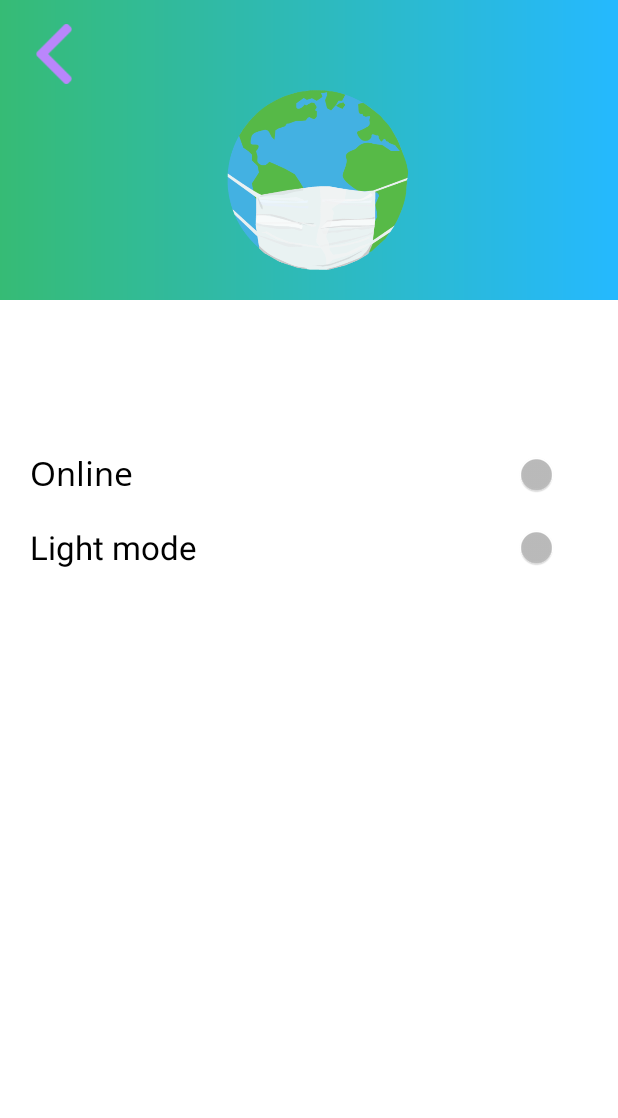
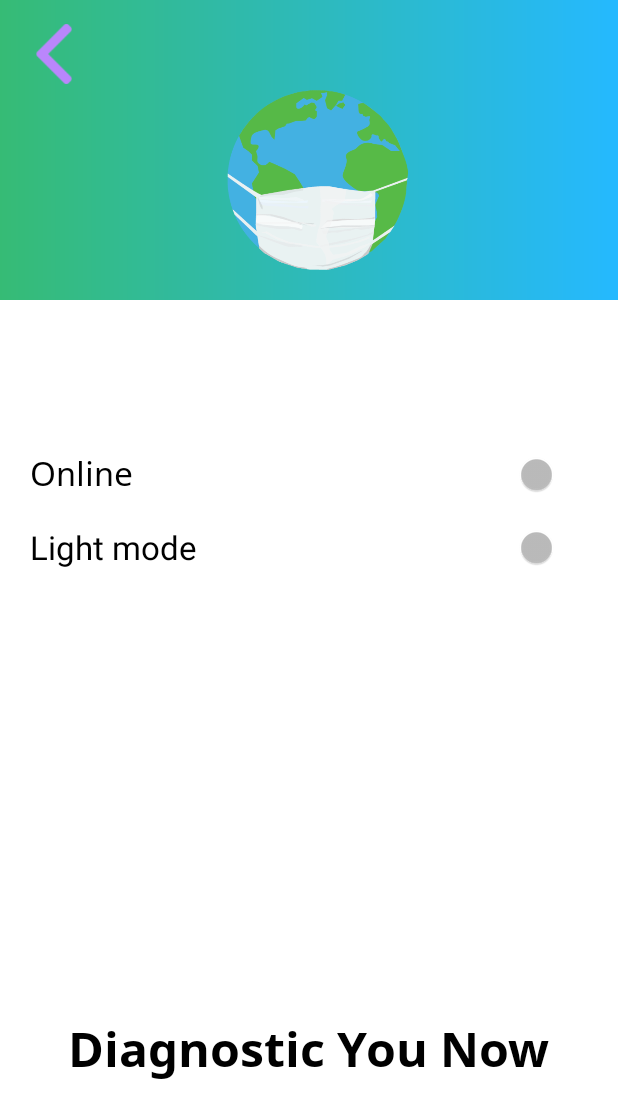
Before and after one commit to OchianIulian/Save-you, an Android app: the fragment SettingsFragment shown on its own in the app's theme, on a phone screen of 412 x 824 dp. Shown: the top 1118 px of the screen. Run offline under Robolectric (Android 15) with nearby library versions, the phone set to English and light mode, and no system bars; 1 statement that could not run was skipped.

Commit message:
Refactore the code and correct strings

```diff
--- a/app/src/main/java/com/flamecode/itfest/ui/base/MapFragment.kt
+++ b/app/src/main/java/com/flamecode/itfest/ui/base/MapFragment.kt
@@ -48,6 +48,7 @@ class MapFragment : Fragment(), OnMapReadyCallback {
 
         googleMap.mapType = GoogleMap.MAP_TYPE_NORMAL
         googleMap.uiSettings.isCompassEnabled = true
+        googleMap.uiSettings.isZoomControlsEnabled = true
 
         fusedLocationClient = LocationServices.getFusedLocationProviderClient(context!!)
 
--- a/app/src/main/java/com/flamecode/itfest/ui/base/UtilsMapFragment.kt
+++ b/app/src/main/java/com/flamecode/itfest/ui/base/UtilsMapFragment.kt
@@ -1,10 +1,10 @@
 package com.flamecode.itfest.ui.base
 
 import android.os.Bundle
-import androidx.fragment.app.Fragment
 import android.view.LayoutInflater
 import android.view.View
 import android.view.ViewGroup
+import androidx.fragment.app.Fragment
 import com.flamecode.itfest.R
 
 class UtilsMapFragment : Fragment() {
--- a/app/src/main/java/com/flamecode/itfest/ui/settings/SettingsFragment.kt
+++ b/app/src/main/java/com/flamecode/itfest/ui/settings/SettingsFragment.kt
@@ -1,14 +1,16 @@
 package com.flamecode.itfest.ui.settings
 
 import android.os.Bundle
-import androidx.fragment.app.Fragment
 import android.view.LayoutInflater
 import android.view.View
 import android.view.ViewGroup
-import android.widget.CompoundButton
 import android.widget.Switch
+import android.widget.TextView
+import androidx.fragment.app.Fragment
 import androidx.transition.TransitionInflater
 import com.flamecode.itfest.R
+import com.flamecode.itfest.manager.FragmentManager
+import com.flamecode.itfest.ui.base.DiagnosticFragment
 
 class SettingsFragment : Fragment() {
 
@@ -19,33 +21,38 @@ class SettingsFragment : Fragment() {
         exitTransition = inflater.inflateTransition(R.transition.slide_right)
     }
 
-    private lateinit var switch_online : Switch
-    private lateinit var switch_dark: Switch
+    private lateinit var switchOnline: Switch
+    private lateinit var switchDark: Switch
+    private lateinit var diagnosticTextView : TextView
 
     override fun onCreateView(
         inflater: LayoutInflater, container: ViewGroup?,
         savedInstanceState: Bundle?
     ): View? {
-        // Inflate the layout for this fragment
-         val view =inflater.inflate(R.layout.fragment_settings, container, false)
+
+        val view = inflater.inflate(R.layout.fragment_settings, container, false)
         getData(view)
 
-        switch_online.setOnClickListener{
-            if(switch_online.isChecked){
-                switch_online.text = "Online"
+        switchOnline.setOnClickListener {
+
+            if (switchOnline.isChecked) {
+
+                switchOnline.text = "Online"
                 //TODO: se trece la modul online
             } else {
-                switch_online.text = "Offline"
+                switchOnline.text = "Offline"
                 //TODO: se trece la modul offline
             }
         }
 
-        switch_dark.setOnClickListener{
-            if(switch_dark.isChecked){
-                switch_dark.text = "Dark mode"
+        switchDark.setOnClickListener {
+
+            if (switchDark.isChecked) {
+
+                switchDark.text = "Dark mode"
                 //TODO: se trece la modul dark
             } else {
-                switch_dark.text = "LightMode"
+                switchDark.text = "LightMode"
                 //TODO: se trece la modul light
             }
         }
@@ -53,7 +60,14 @@ class SettingsFragment : Fragment() {
     }
 
     private fun getData(view: View) {
-        switch_online = view.findViewById(R.id.switch_online)
-        switch_dark = view.findViewById(R.id.switch_dark)
+
+        switchOnline = view.findViewById(R.id.switch_online)
+        switchDark = view.findViewById(R.id.switch_dark)
+        diagnosticTextView = view.findViewById(R.id.diagnosticTextView)
+
+        diagnosticTextView.setOnClickListener {
+
+            FragmentManager(childFragmentManager).addFragment(DiagnosticFragment())
+        }
     }
 }
--- a/app/src/main/res/layout/fragment_second_stade.xml
+++ b/app/src/main/res/layout/fragment_second_stade.xml
@@ -5,10 +5,4 @@
     android:layout_height="match_parent"
     tools:context=".ui.base.Diagnostics.SecondStadeFragment">
 
-    <!-- TODO: Update blank fragment layout -->
-    <TextView
-        android:layout_width="match_parent"
-        android:layout_height="match_parent"
-        android:text="@string/hello_blank_fragment" />
-
 </FrameLayout>
--- a/app/src/main/res/layout/fragment_settings.xml
+++ b/app/src/main/res/layout/fragment_settings.xml
@@ -1,10 +1,10 @@
 <?xml version="1.0" encoding="utf-8"?>
 <androidx.constraintlayout.widget.ConstraintLayout xmlns:android="http://schemas.android.com/apk/res/android"
+    xmlns:app="http://schemas.android.com/apk/res-auto"
     xmlns:tools="http://schemas.android.com/tools"
-    xmlns:app="http://schemas.android.com/apk/res-auto"
-    android:background="@color/white"
     android:layout_width="match_parent"
     android:layout_height="match_parent"
+    android:background="@color/white"
     tools:context=".ui.settings.SettingsFragment"
     tools:ignore="UseSwitchCompatOrMaterialXml">
 
@@ -16,55 +16,52 @@
         android:src="@drawable/rectangle"
         app:layout_constraintEnd_toEndOf="parent"
         app:layout_constraintStart_toStartOf="parent"
-        app:layout_constraintTop_toTopOf="parent"
-         />
+        app:layout_constraintTop_toTopOf="parent" />
 
 
     <Button
-        android:background="@drawable/goback"
         android:layout_width="40dp"
         android:layout_height="40dp"
-        app:layout_constraintTop_toTopOf="parent"
+        android:layout_marginStart="16dp"
         android:layout_marginTop="16dp"
+        android:background="@drawable/goback"
         app:layout_constraintStart_toStartOf="parent"
-        android:layout_marginStart="16dp"
-        />
+        app:layout_constraintTop_toTopOf="parent" />
 
     <Switch
         android:id="@+id/switch_online"
         android:layout_width="match_parent"
         android:layout_height="wrap_content"
+        android:layout_marginStart="20dp"
+        android:layout_marginTop="300dp"
+        android:layout_marginEnd="20dp"
+        android:fontFamily="@font/notosans_regular"
+        android:text="Online"
         android:textColor="@color/black"
         android:textSize="22sp"
-        android:text="Online"
-        android:fontFamily="@font/notosans_regular"
-        android:layout_marginStart="20dp"
-        android:layout_marginEnd="20dp"
         app:layout_constraintEnd_toEndOf="parent"
         app:layout_constraintStart_toStartOf="parent"
-        app:layout_constraintTop_toTopOf="parent"
-        android:layout_marginTop="300dp"/>
+        app:layout_constraintTop_toTopOf="parent" />
 
     <ImageView
         android:layout_width="match_parent"
         android:layout_height="120dp"
+        android:layout_marginTop="60dp"
+        android:layout_marginEnd="20dp"
         android:src="@drawable/logo"
         app:layout_constraintEnd_toEndOf="parent"
-        app:layout_constraintTop_toTopOf="parent"
-        android:layout_marginEnd="20dp"
-        android:layout_marginTop="60dp"
         app:layout_constraintStart_toStartOf="parent"
-        />
+        app:layout_constraintTop_toTopOf="parent" />
 
     <TextView
         android:layout_width="wrap_content"
         android:layout_height="wrap_content"
+        android:layout_marginTop="16dp"
+        android:textColor="@color/white"
         android:textSize="20sp"
-        android:textColor="@color/white"
+        app:layout_constraintEnd_toEndOf="parent"
         app:layout_constraintStart_toStartOf="parent"
-        app:layout_constraintEnd_toEndOf="parent"
         app:layout_constraintTop_toTopOf="parent"
-        android:layout_marginTop="16dp"
 
         />
 
@@ -72,16 +69,28 @@
         android:id="@+id/switch_dark"
         android:layout_width="match_parent"
         android:layout_height="wrap_content"
+        android:layout_marginStart="20dp"
         android:layout_marginTop="350dp"
+        android:layout_marginEnd="20dp"
         android:text="Light mode"
-        android:layout_marginStart="20dp"
-        android:layout_marginEnd="20dp"
         android:textColor="@color/black"
         android:textSize="22sp"
+        app:layout_constraintEnd_toEndOf="parent"
         app:layout_constraintStart_toStartOf="parent"
+        app:layout_constraintTop_toTopOf="parent" />
+
+    <TextView
+        android:id="@+id/diagnosticTextView"
+        android:layout_width="wrap_content"
+        android:layout_height="wrap_content"
+        android:layout_marginBottom="100dp"
+        android:fontFamily="@font/notosans_bold"
+        android:text="Diagnostic You Now"
+        android:textColor="#000"
+        android:textSize="32sp"
+        app:layout_constraintBottom_toBottomOf="parent"
         app:layout_constraintEnd_toEndOf="parent"
-        app:layout_constraintTop_toTopOf="parent"
-         />
+        app:layout_constraintStart_toStartOf="parent" />
 
 
 </androidx.constraintlayout.widget.ConstraintLayout>
```
Also changed, not shown: app/src/main/java/com/flamecode/itfest/manager/FragmentManager.kt (+4 -3 lines), app/src/main/java/com/flamecode/itfest/ui/base/DiagnosticFragment.kt (+5 -4 lines), app/src/main/java/com/flamecode/itfest/ui/base/Diagnostics/DonnateFragment.kt (+10 -3 lines), app/src/main/java/com/flamecode/itfest/ui/base/Diagnostics/FirstStadeFragment.kt (+9 -0 lines), app/src/main/java/com/flamecode/itfest/ui/base/Diagnostics/SecondStadeFragment.kt (+10 -0 lines), app/src/main/java/com/flamecode/itfest/ui/base/Diagnostics/ThirdStadeFragment.kt (+37 -23 lines), app/src/main/java/com/flamecode/itfest/ui/base/SignatureFragment.kt (+5 -5 lines), app/src/main/java/com/flamecode/itfest/ui/base/SplashScreen.kt (+7 -5 lines), app/src/main/res/layout/fragment_diagnostic.xml (+37 -47 lines), app/src/main/res/layout/fragment_donnate.xml (+5 -6 lines), app/src/main/res/layout/fragment_first_stade.xml (+15 -17 lines), app/src/main/res/values/strings.xml (+17 -0 lines).
